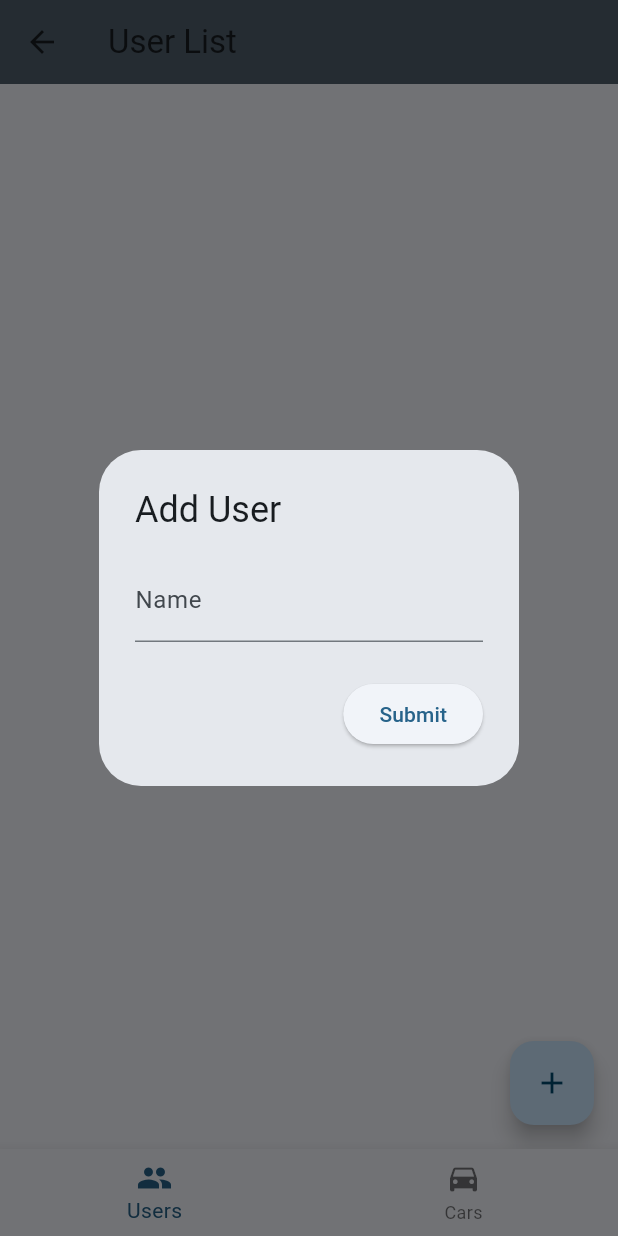
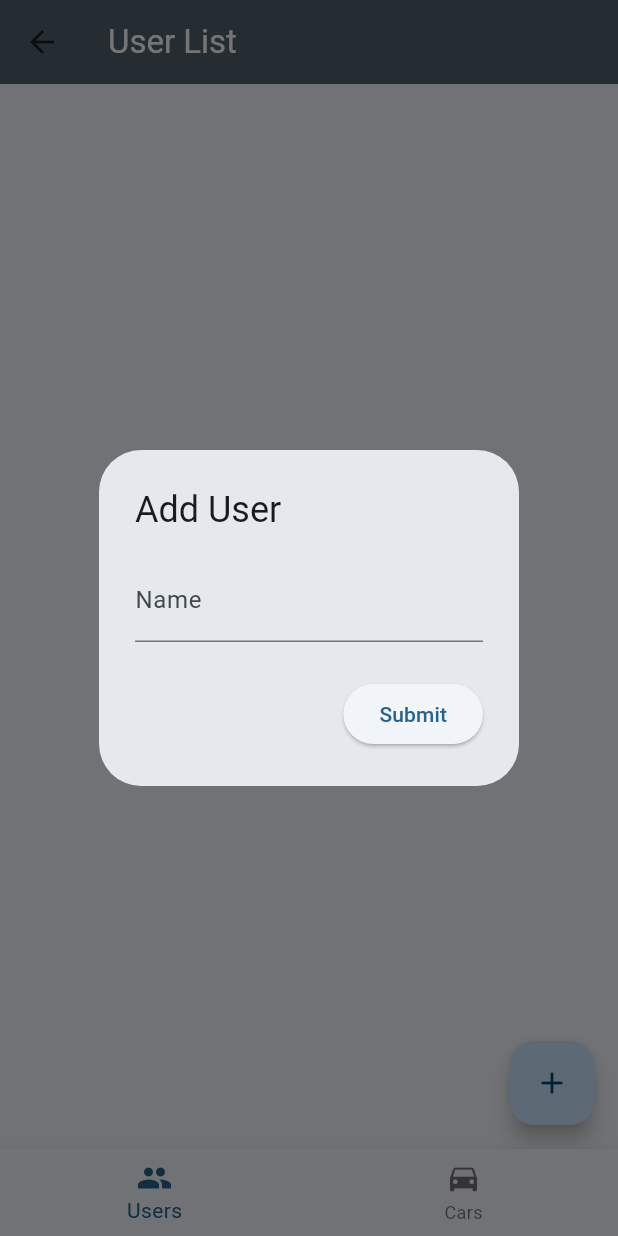
Before and after one commit to fix1t/but-itu-cartrack, a Flutter app: the TabManager screen opened directly, after a tap on the "add" icon, on a phone screen of 412 x 824 dp. Run offline on Flutter 3.47's test engine with Material 3 defaults, Android fonts, the phone set to English and light mode, and no system bars; our stand-ins replace firebase_core, firebase_database; accounts and stored records are empty.

Commit message:
small changes to tab manager

```diff
--- a/lib/src/view/car_list_screen.dart
+++ b/lib/src/view/car_list_screen.dart
@@ -15,7 +15,8 @@ class CarListScreen extends StatelessWidget {
     var theme = Theme.of(context);
     return Scaffold(
       appBar: AppBar(
-        title: Text('Car List'),
+        title: Text('Car List', style: TextStyle(
+          color: theme.colorScheme.onSecondary)),
         backgroundColor: theme.colorScheme.secondary,
       ),
       body: StreamBuilder<List<Car>>(
--- a/lib/src/view/user_list_screen.dart
+++ b/lib/src/view/user_list_screen.dart
@@ -10,7 +10,8 @@ class UserListScreen extends StatelessWidget {
     var theme = Theme.of(context);
     return Scaffold(
       appBar: AppBar(
-        title: Text('User List'),
+        title: Text('User List', style: TextStyle(
+          color: theme.colorScheme.onSecondary)),
         backgroundColor: theme.colorScheme.secondary,
       ),
       body: StreamBuilder<List<User>>(
--- a/lib/src/widgets/tab_manager.dart
+++ b/lib/src/widgets/tab_manager.dart
@@ -8,7 +8,7 @@ class TabManager extends StatefulWidget {
 }
 
 class _TabManagerState extends State<TabManager> {
-  int _currentIndex = 0;
+  int _currentIndex = 1;
 
   @override
   void initState() {
```
Also changed, not shown: lib/src/view/user_edit_screen.dart (deleted).
